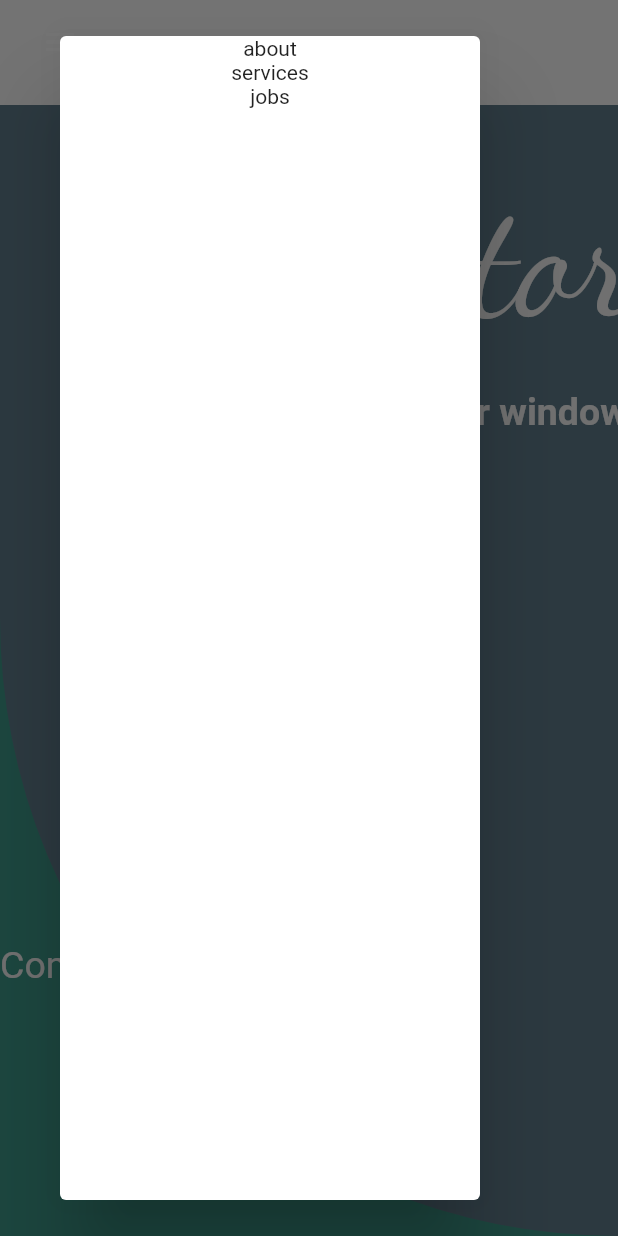
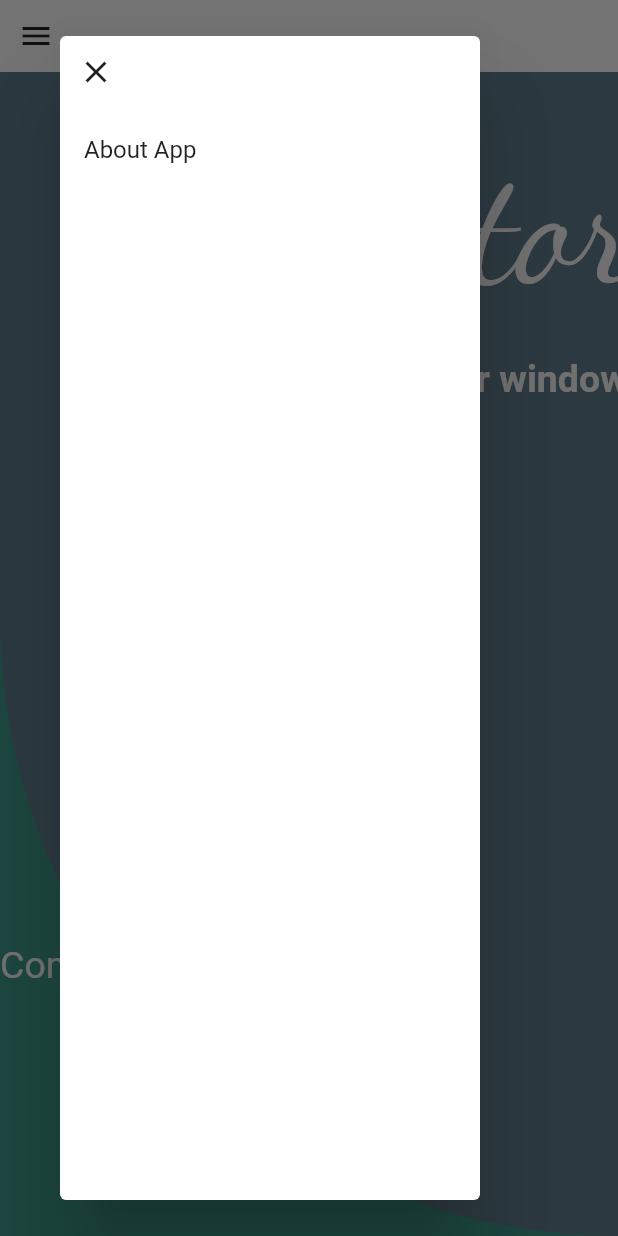
Before and after one commit to MR-4-Code/mr-4-code-welcome-page, a Flutter app: the screen it shows after launch, after a tap on the "menu" icon, on a phone screen of 412 x 824 dp. Run offline on Flutter 3.47's test engine with Material 2 defaults, Android fonts, the light colour scheme and no system bars; our stand-ins replace get, google_fonts, lottie; Roboto replaces fonts that are missing (Cairo).

Commit message:
Add about app screen

```diff
--- /dev/null
+++ b/lib/app/screens/about_app/about_app_screen.dart
@@ -0,0 +1,86 @@
+import 'package:flutter/material.dart';
+import 'package:google_fonts/google_fonts.dart';
+import 'package:url_launcher/url_launcher.dart';
+
+final Map<String, String> data = {
+  'We provide services maybe any merchant is need it.': '',
+  'Why PalStore?':
+      '''PalStore free system allows your business to accept payments from customers and keep track of sales. It sounds simple enough, but the setup can work in different ways, depending on whether you sell online, have a physical storefront, or both. tracing your customers transactions, join now to see more.
+
+Once open new merchant account in PalStore system automatically we create your own online store , then any user on PalStore can find your store and see your products , offers and visit store profile to see more about your store.
+
+No limit for publishing offers or products in your store.
+
+Up to 3 free stores for each merchant account.
+  ''',
+  'All you need to be merchant in PalStore family in 5 Steps:': '''
+ 1-Just open new account on PalStore for mobile application GooglePlay.
+
+2-From side menu go to open new merchant account then send request.
+
+3-Download PalStore app for Desktop.
+
+4-Login to your account , same account you created on mobile app.
+
+5-Create your own company, then open first store to continue.
+  ''',
+  'Contact us': 'mrdev.ps@gmail.com',
+};
+
+class AboutAppScreen extends StatelessWidget {
+  const AboutAppScreen({Key? key}) : super(key: key);
+
+  @override
+  Widget build(BuildContext context) {
+    final children = data.entries.map(_buildAboutSection).toList();
+    return Scaffold(
+        body: Container(
+            margin: const EdgeInsets.all(30.0),
+            child: ListView.separated(
+                itemBuilder: (_, index) => children.elementAt(index),
+                separatorBuilder: (_, index) => const Divider(thickness: 2),
+                itemCount: children.length)));
+  }
+
+  Widget _buildAboutSection(MapEntry<String, String> entry) {
+    final child = Section(title: entry.key, data: entry.value);
+    if (entry.key.toLowerCase().contains('contact')) {
+      return InkWell(
+          onTap: () {
+            launchUrl(Uri.parse('mailto:${entry.value}'));
+          },
+          child: Section(title: entry.key, data: entry.value));
+    }
+    return child;
+  }
+}
+
+class Section extends StatelessWidget {
+  final String title;
+  final String data;
+
+  const Section({Key? key, required this.title, required this.data})
+      : super(key: key);
+
+  @override
+  Widget build(BuildContext context) {
+    return Column(crossAxisAlignment: CrossAxisAlignment.start, children: [
+      Title(title: title),
+      const SizedBox(height: 10.0),
+      Text(data, style: GoogleFonts.cairo(fontSize: 18.0, color: Colors.grey))
+    ]);
+  }
+}
+
+class Title extends StatelessWidget {
+  final String title;
+  const Title({Key? key, required this.title}) : super(key: key);
+
+  @override
+  Widget build(BuildContext context) {
+    return Text(
+      title,
+      style: GoogleFonts.cairo(fontSize: 25.0, fontWeight: FontWeight.bold),
+    );
+  }
+}
--- a/lib/app/widgets/build_main_app_bar.dart
+++ b/lib/app/widgets/build_main_app_bar.dart
@@ -8,15 +8,16 @@ class BuildMainAppBar extends StatelessWidget implements PreferredSizeWidget {
 
   @override
   Widget build(BuildContext context) {
-    return AppBar(
-        shadowColor: Colors.transparent,
-        backgroundColor: Colors.transparent,
-        title: IconButton(
+    return Row(
+      children: [
+        IconButton(
           icon: const Icon(Icons.menu),
           onPressed: () {
             Get.dialog(const CustomDrawer());
           },
-        ));
+        )
+      ],
+    );
   }
 
   @override
--- a/lib/app/widgets/custom_drawer.dart
+++ b/lib/app/widgets/custom_drawer.dart
@@ -1,4 +1,15 @@
 import 'package:flutter/material.dart';
+import 'package:get/get.dart';
+
+import '../screens/about_app/about_app_screen.dart';
+
+class _DrawerItems {
+  _DrawerItems._();
+
+  static final Map<String, Widget> items = {
+    'About App': const AboutAppScreen(),
+  };
+}
 
 class CustomDrawer extends StatelessWidget {
   const CustomDrawer({Key? key}) : super(key: key);
@@ -7,14 +18,27 @@ class CustomDrawer extends StatelessWidget {
   Widget build(BuildContext context) {
     return Dialog(
       alignment: Alignment.topLeft,
-      child: Column(
-        mainAxisSize: MainAxisSize.max,
-        children: [
-          Text('about'),
-          Text('services'),
-          Text('jobs'),
-        ],
+      child: SizedBox(
+        width: MediaQuery.of(context).size.width / 4.0,
+        child: Column(
+          crossAxisAlignment: CrossAxisAlignment.start,
+          mainAxisSize: MainAxisSize.max,
+          children: [
+            IconButton(onPressed: Get.back, icon: const Icon(Icons.close)),
+            ..._DrawerItems.items.entries.map(_drawerElement).toList()
+          ],
+        ),
       ),
     );
   }
+
+  Widget _drawerElement(MapEntry<String, Widget> entry) {
+    return ListTile(
+      title: Text(entry.key.tr),
+      onTap: () {
+        Get.back();
+        Get.to(entry.value);
+      },
+    );
+  }
 }
```
